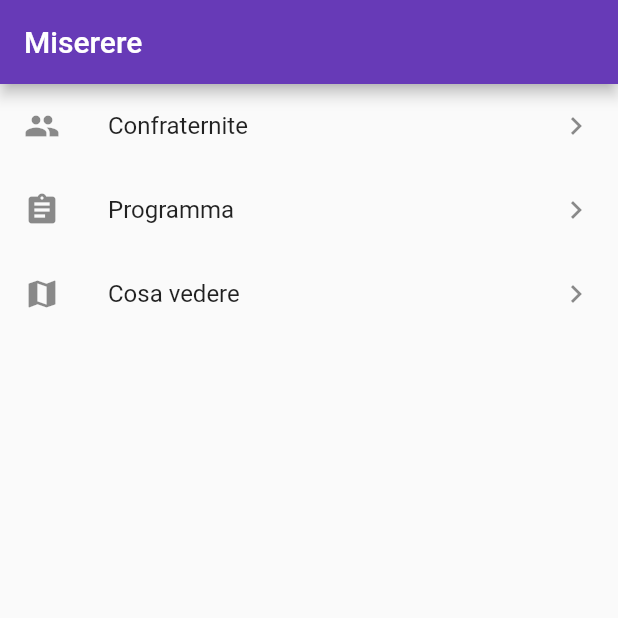
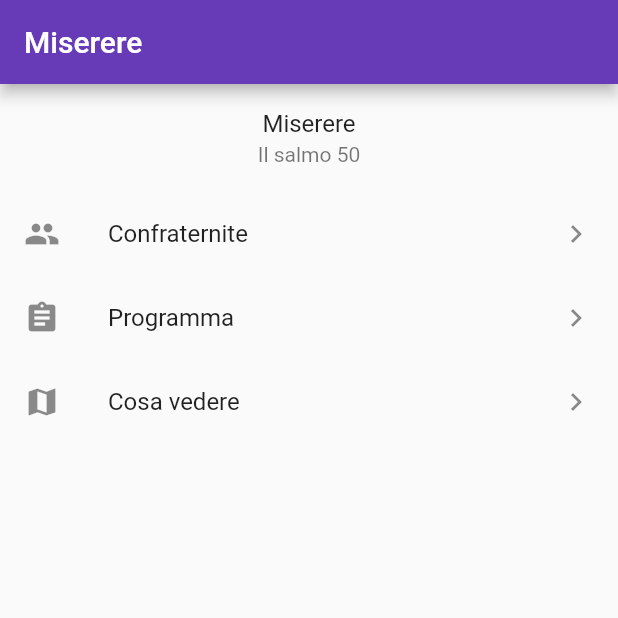
Before and after one commit to dariocast/miserere-flutter, a Flutter app: the screen it shows after launch, on a phone screen of 412 x 824 dp, the top half of it. Run offline on Flutter 3.47's test engine with Material 2 defaults, Android fonts, the phone set to English and light mode, and no system bars; our stand-ins replace webview_flutter.

Commit message:
add salmo screen

```diff
--- a/lib/main.dart
+++ b/lib/main.dart
@@ -1,6 +1,7 @@
 import 'package:flutter/material.dart';
 import 'package:miserere/views/confraternitaDettaglio.dart';
 import 'package:miserere/views/confraternite.dart';
+import 'package:miserere/views/salmo50.dart';
 
 void main() => runApp(Miserere());
 
@@ -11,10 +12,9 @@ class Miserere extends StatelessWidget {
       //routing info
       initialRoute: '/',
       routes: {
-        // When we navigate to the "/" route, build the FirstScreen Widget
         ConfraterniteView.routeName: (context) => ConfraterniteView(),
-        // When we navigate to the "/second" route, build the SecondScreen Widget
         ConfraternitaDettaglio.routeName: (context) => ConfraternitaDettaglio(),
+        Salmo50.routeName: (context) => Salmo50(),
       },
       title: 'Miserere',
       theme: ThemeData(
@@ -48,6 +48,13 @@ class AppHomePage extends StatelessWidget {
       body: ListView(
         children: <Widget>[
           ListTile(
+            title: Center(child: Text('Miserere'),),
+            subtitle: Center(child: Text('Il salmo 50'),),
+            onTap: () {
+              Navigator.pushNamed(context, '/salmo');
+            },
+          ),
+          ListTile(
             leading: Icon(Icons.people),
             title: Text('Confraternite'),
             trailing: Icon(Icons.chevron_right),
--- /dev/null
+++ b/lib/views/salmo50.dart
@@ -0,0 +1,20 @@
+import 'package:flutter/material.dart';
+import 'package:miserere/objects/MiserereApi.dart';
+
+class Salmo50 extends StatelessWidget {
+  static const routeName = '/salmo';
+
+  @override
+  Widget build(BuildContext context) {
+    return Scaffold(
+      appBar: AppBar(
+        title: Text('Il Salmo 50'),
+      ),
+      body: Center(
+        child: Text('Miserere!!!'),
+      ),
+    );
+  }
+
+
+}
```
